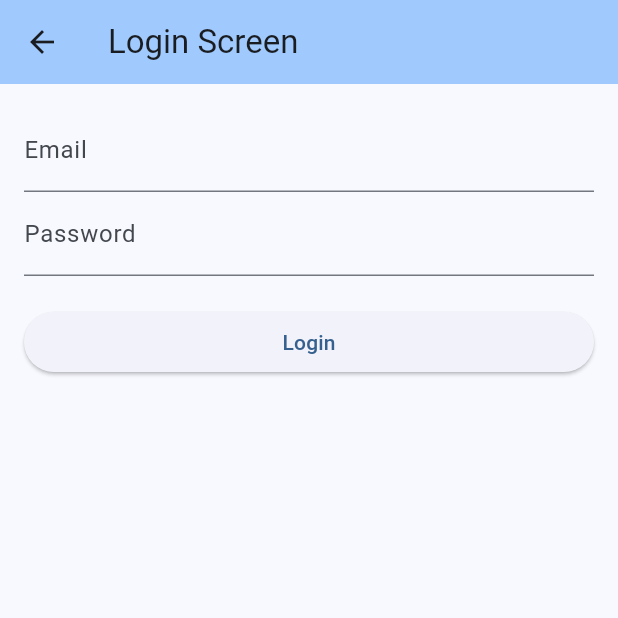
After one commit to elounimedamine/Flutter_Sanctum, a Flutter app: the screen it shows after launch, in the side drawer, after a tap on "Login", on a phone screen of 412 x 824 dp, the top half of it. The commit adds this screen. Run offline on Flutter 3.47's test engine with Material 2 defaults, Android fonts, the phone set to English and light mode, and no system bars.

Commit message:
Build_Login_Page_VD3

```diff
--- /dev/null
+++ b/lib/Screens/Login-Screen.dart
@@ -0,0 +1,70 @@
+import 'dart:developer';
+
+import 'package:flutter/material.dart';
+
+class LoginScreen extends StatefulWidget {
+  const LoginScreen({super.key});
+
+  @override
+  State<LoginScreen> createState() => _LoginScreenState();
+}
+
+class _LoginScreenState extends State<LoginScreen> {
+  final _formKey = GlobalKey<FormState>();
+
+  String? _email;
+  String? _password;
+
+  void submit() {
+    log(_email!);
+    log(_password!);
+  }
+
+  @override
+  Widget build(BuildContext context) {
+    return Scaffold(
+        appBar: AppBar(
+          backgroundColor: Theme.of(context).colorScheme.inversePrimary,
+          title: const Text('Login Screen'),
+        ),
+        body: Form(
+            key: _formKey,
+            child: Scrollbar(
+                child: SingleChildScrollView(
+              padding: const EdgeInsets.all(16),
+              child: Column(children: [
+                TextFormField(
+                  decoration: const InputDecoration(
+                    labelText: 'Email',
+                    hintText: 'email@email.com',
+                  ),
+                  onSaved: (value) {
+                    _email = value!;
+                  },
+                ),
+                TextFormField(
+                  decoration: const InputDecoration(
+                    labelText: 'Password',
+                    hintText: '123456',
+                  ),
+                  onSaved: (value) {
+                    _password = value!;
+                  },
+                ),
+                const SizedBox(
+                  height: 20,
+                ),
+                SizedBox(
+                    width: double.infinity,
+                    child: ElevatedButton(
+                        child: const Text('Login'),
+                        onPressed: () {
+                          _formKey.currentState?.save();
+                          submit();
+                        },),),
+              ]),
+            )))
+        // This trailing comma makes auto-formatting nicer for build methods.
+        );
+  }
+}
--- a/lib/widgets/nav-drawer.dart
+++ b/lib/widgets/nav-drawer.dart
@@ -1,4 +1,5 @@
 import 'package:flutter/material.dart';
+import 'package:flutter_sanctum/Screens/Login-Screen.dart';
 import 'package:flutter_sanctum/Screens/Posts-Screen.dart';
 
 class NavDrawer extends StatelessWidget {
@@ -16,6 +17,11 @@ class NavDrawer extends StatelessWidget {
           onTap: () => Navigator.of(context).push(
               MaterialPageRoute(builder: (context) => const PostsScreen())),
         ),
+        ListTile(
+          title: const Text('Login'),
+          onTap: () => Navigator.of(context).push(
+              MaterialPageRoute(builder: (context) => const LoginScreen())),
+        ),
       ]),
     );
   }
```
